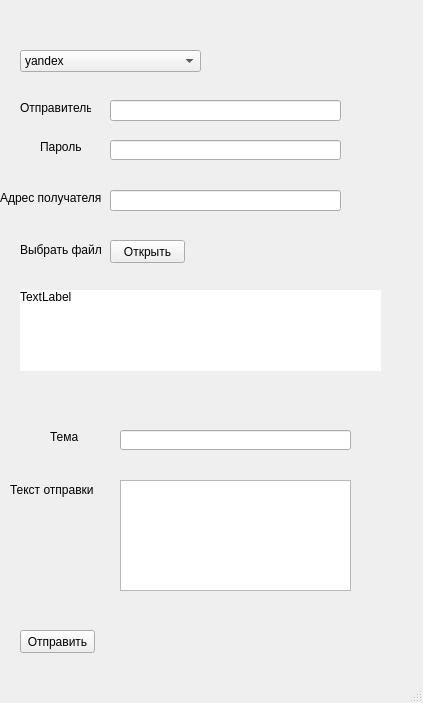
Above: WindowsForm.ui from 02ten/python-test before the change. Below: the same form after it.
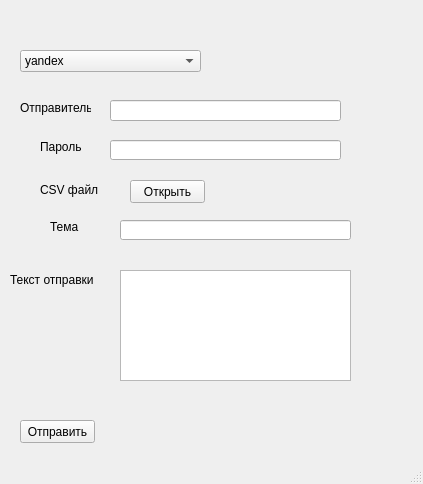
That is the form after the change.

Commit message: Третья практика

Patch:
```diff
--- a/WindowsForm.ui
+++ b/WindowsForm.ui
@@ -7,51 +7,28 @@
     <x>0</x>
     <y>0</y>
     <width>423</width>
-    <height>703</height>
+    <height>484</height>
    </rect>
   </property>
   <property name="windowTitle">
    <string>MainWindow</string>
   </property>
   <widget class="QWidget" name="centralwidget">
-   <widget class="QLineEdit" name="addr_to">
-    <property name="geometry">
-     <rect>
-      <x>110</x>
-      <y>190</y>
-      <width>231</width>
-      <height>21</height>
-     </rect>
-    </property>
-   </widget>
    <widget class="QLineEdit" name="msg_subj">
     <property name="geometry">
      <rect>
       <x>120</x>
-      <y>430</y>
+      <y>220</y>
       <width>231</width>
       <height>20</height>
      </rect>
     </property>
    </widget>
-   <widget class="QLabel" name="label">
-    <property name="geometry">
-     <rect>
-      <x>0</x>
-      <y>190</y>
-      <width>101</width>
-      <height>16</height>
-     </rect>
-    </property>
-    <property name="text">
-     <string>Адрес получателя</string>
-    </property>
-   </widget>
    <widget class="QLabel" name="label_2">
     <property name="geometry">
      <rect>
       <x>50</x>
-      <y>430</y>
+      <y>220</y>
       <width>47</width>
       <height>14</height>
      </rect>
@@ -64,7 +41,7 @@
     <property name="geometry">
      <rect>
       <x>10</x>
-      <y>480</y>
+      <y>270</y>
       <width>91</width>
       <height>20</height>
      </rect>
@@ -77,7 +54,7 @@
     <property name="geometry">
      <rect>
       <x>20</x>
-      <y>630</y>
+      <y>420</y>
       <width>75</width>
       <height>23</height>
      </rect>
@@ -142,7 +119,7 @@
     <property name="geometry">
      <rect>
       <x>120</x>
-      <y>480</y>
+      <y>270</y>
       <width>231</width>
       <height>111</height>
      </rect>
@@ -171,8 +148,8 @@
    <widget class="QPushButton" name="choose_file">
     <property name="geometry">
      <rect>
-      <x>110</x>
-      <y>240</y>
+      <x>130</x>
+      <y>180</y>
       <width>75</width>
       <height>23</height>
      </rect>
@@ -184,73 +161,14 @@
    <widget class="QLabel" name="label_6">
     <property name="geometry">
      <rect>
-      <x>20</x>
-      <y>240</y>
+      <x>40</x>
+      <y>180</y>
       <width>81</width>
       <height>20</height>
      </rect>
     </property>
     <property name="text">
-     <string>Выбрать файл</string>
-    </property>
-   </widget>
-   <widget class="QLabel" name="label_7">
-    <property name="geometry">
-     <rect>
-      <x>20</x>
-      <y>290</y>
-      <width>361</width>
-      <height>81</height>
-     </rect>
-    </property>
-    <property name="palette">
-     <palette>
-      <active>
-       <colorrole role="Window">
-        <brush brushstyle="SolidPattern">
-         <color alpha="255">
-          <red>255</red>
-          <green>255</green>
-          <blue>255</blue>
-         </color>
-        </brush>
-       </colorrole>
-      </active>
-      <inactive>
-       <colorrole role="Window">
-        <brush brushstyle="SolidPattern">
-         <color alpha="255">
-          <red>255</red>
-          <green>255</green>
-          <blue>255</blue>
-         </color>
-        </brush>
-       </colorrole>
-      </inactive>
-      <disabled>
-       <colorrole role="Window">
-        <brush brushstyle="SolidPattern">
-         <color alpha="255">
-          <red>255</red>
-          <green>255</green>
-          <blue>255</blue>
-         </color>
-        </brush>
-       </colorrole>
-      </disabled>
-     </palette>
-    </property>
-    <property name="autoFillBackground">
-     <bool>true</bool>
-    </property>
-    <property name="text">
-     <string>TextLabel</string>
-    </property>
-    <property name="alignment">
-     <set>Qt::AlignLeading|Qt::AlignLeft|Qt::AlignTop</set>
-    </property>
-    <property name="wordWrap">
-     <bool>true</bool>
+     <string>CSV файл</string>
     </property>
    </widget>
   </widget>
```
The commit also changes 2 other files.
